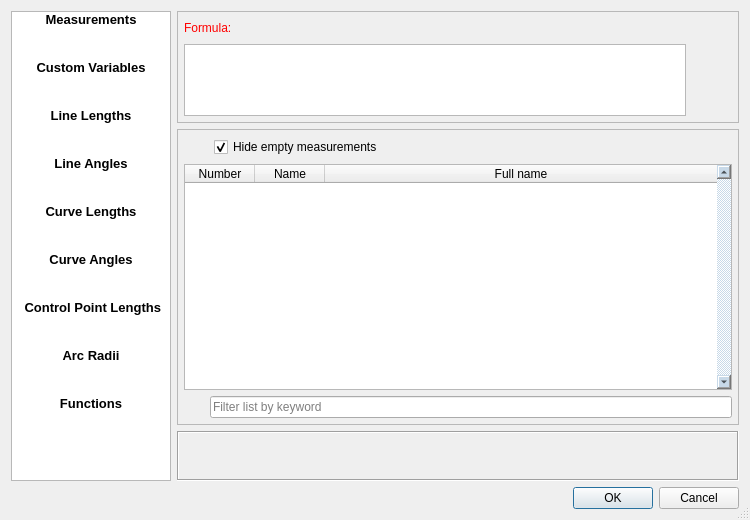
Old version of the form src/libs/vtools/dialogs/support/edit_formula_dialog.ui in the repository FashionFreedom/Seamly2D.
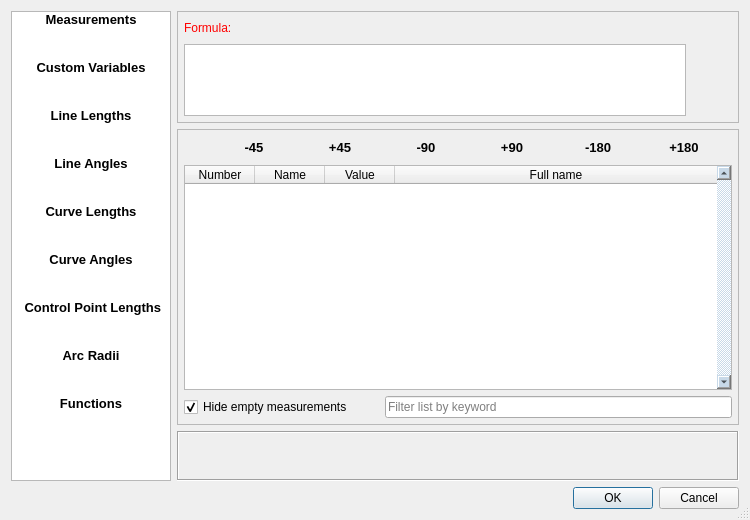
New version of the form. Icons and pictures are not drawn.

Commit message:
enhance fx dialog
add value column and additional fx insert toolbuttons

What changed in the file:
```diff
--- a/src/libs/vtools/dialogs/support/edit_formula_dialog.ui
+++ b/src/libs/vtools/dialogs/support/edit_formula_dialog.ui
@@ -559,7 +559,7 @@
               <item>
                <widget class="QPushButton" name="insert_PushButton">
                 <property name="sizePolicy">
-                 <sizepolicy hsizetype="Fixed" vsizetype="Fixed">
+                 <sizepolicy hsizetype="Fixed" vsizetype="Minimum">
                   <horstretch>0</horstretch>
                   <verstretch>0</verstretch>
                  </sizepolicy>
@@ -604,20 +604,205 @@
                </widget>
               </item>
               <item>
-               <widget class="QCheckBox" name="checkBoxHideEmpty">
+               <widget class="QPushButton" name="fx_minus_45_PushButton">
+                <property name="font">
+                 <font>
+                  <pointsize>10</pointsize>
+                  <bold>true</bold>
+                 </font>
+                </property>
+                <property name="text">
+                 <string notr="true">-45</string>
+                </property>
+                <property name="icon">
+                 <iconset resource="../../../vmisc/share/resources/icon.qrc">
+                  <normaloff>:/icon/24x24/insert_fx.png</normaloff>:/icon/24x24/insert_fx.png</iconset>
+                </property>
+                <property name="iconSize">
+                 <size>
+                  <width>24</width>
+                  <height>24</height>
+                 </size>
+                </property>
+                <property name="flat">
+                 <bool>true</bool>
+                </property>
+               </widget>
+              </item>
+              <item>
+               <widget class="QPushButton" name="fx_plus_45_PushButton">
+                <property name="font">
+                 <font>
+                  <pointsize>10</pointsize>
+                  <bold>true</bold>
+                 </font>
+                </property>
+                <property name="text">
+                 <string notr="true">+45</string>
+                </property>
+                <property name="icon">
+                 <iconset resource="../../../vmisc/share/resources/icon.qrc">
+                  <normaloff>:/icon/24x24/insert_fx.png</normaloff>:/icon/24x24/insert_fx.png</iconset>
+                </property>
+                <property name="iconSize">
+                 <size>
+                  <width>24</width>
+                  <height>24</height>
+                 </size>
+                </property>
+                <property name="flat">
+                 <bool>true</bool>
+                </property>
+               </widget>
+              </item>
+              <item>
+               <widget class="QPushButton" name="fx_minus_90_PushButton">
                 <property name="sizePolicy">
-                 <sizepolicy hsizetype="Fixed" vsizetype="Fixed">
+                 <sizepolicy hsizetype="Minimum" vsizetype="Minimum">
                   <horstretch>0</horstretch>
                   <verstretch>0</verstretch>
                  </sizepolicy>
                 </property>
-                <property name="toolTip">
-                 <string>Hides measurement variables that have no value</string>
+                <property name="maximumSize">
+                 <size>
+                  <width>16777215</width>
+                  <height>24</height>
+                 </size>
                 </property>
+                <property name="font">
+                 <font>
+                  <pointsize>10</pointsize>
+                  <bold>true</bold>
+                 </font>
+                </property>
                 <property name="text">
-                 <string>Hide empty measurements</string>
+                 <string notr="true">-90</string>
                 </property>
-                <property name="checked">
+                <property name="icon">
+                 <iconset resource="../../../vmisc/share/resources/icon.qrc">
+                  <normaloff>:/icon/32x32/insert_fx.png</normaloff>:/icon/32x32/insert_fx.png</iconset>
+                </property>
+                <property name="iconSize">
+                 <size>
+                  <width>24</width>
+                  <height>24</height>
+                 </size>
+                </property>
+                <property name="flat">
+                 <bool>true</bool>
+                </property>
+               </widget>
+              </item>
+              <item>
+               <widget class="QPushButton" name="fx_plus_90_PushButton">
+                <property name="sizePolicy">
+                 <sizepolicy hsizetype="Minimum" vsizetype="Minimum">
+                  <horstretch>0</horstretch>
+                  <verstretch>0</verstretch>
+                 </sizepolicy>
+                </property>
+                <property name="maximumSize">
+                 <size>
+                  <width>16777215</width>
+                  <height>24</height>
+                 </size>
+                </property>
+                <property name="font">
+                 <font>
+                  <pointsize>10</pointsize>
+                  <bold>true</bold>
+                 </font>
+                </property>
+                <property name="text">
+                 <string notr="true">+90</string>
+                </property>
+                <property name="icon">
+                 <iconset resource="../../../vmisc/share/resources/icon.qrc">
+                  <normaloff>:/icon/32x32/insert_fx.png</normaloff>:/icon/32x32/insert_fx.png</iconset>
+                </property>
+                <property name="iconSize">
+                 <size>
+                  <width>24</width>
+                  <height>24</height>
+                 </size>
+                </property>
+                <property name="flat">
+                 <bool>true</bool>
+                </property>
+               </widget>
+              </item>
+              <item>
+               <widget class="QPushButton" name="fx_minus_180_PushButton">
+                <property name="sizePolicy">
+                 <sizepolicy hsizetype="Minimum" vsizetype="Minimum">
+                  <horstretch>0</horstretch>
+                  <verstretch>0</verstretch>
+                 </sizepolicy>
+                </property>
+                <property name="maximumSize">
+                 <size>
+                  <width>16777215</width>
+                  <height>24</height>
+                 </size>
+                </property>
+                <property name="font">
+                 <font>
+                  <pointsize>10</pointsize>
+                  <bold>true</bold>
+                 </font>
+                </property>
+                <property name="text">
+                 <string notr="true">-180</string>
+                </property>
+                <property name="icon">
+                 <iconset resource="../../../vmisc/share/resources/icon.qrc">
+                  <normaloff>:/icon/32x32/insert_fx.png</normaloff>:/icon/32x32/insert_fx.png</iconset>
+                </property>
+                <property name="iconSize">
+                 <size>
+                  <width>24</width>
+                  <height>24</height>
+                 </size>
+                </property>
+                <property name="flat">
+                 <bool>true</bool>
+                </property>
+               </widget>
+              </item>
+              <item>
+               <widget class="QPushButton" name="fx_plus_180_PushButton">
+                <property name="sizePolicy">
+                 <sizepolicy hsizetype="Minimum" vsizetype="Minimum">
+                  <horstretch>0</horstretch>
+                  <verstretch>0</verstretch>
+                 </sizepolicy>
+                </property>
+                <property name="maximumSize">
+                 <size>
+                  <width>16777215</width>
+                  <height>24</height>
+                 </size>
+                </property>
+                <property name="font">
+                 <font>
+                  <pointsize>10</pointsize>
+                  <bold>true</bold>
+                 </font>
+                </property>
+                <property name="text">
+                 <string notr="true">+180</string>
+                </property>
+                <property name="icon">
+                 <iconset resource="../../../vmisc/share/resources/icon.qrc">
+                  <normaloff>:/icon/32x32/insert_fx.png</normaloff>:/icon/32x32/insert_fx.png</iconset>
+                </property>
+                <property name="iconSize">
+                 <size>
+                  <width>24</width>
+                  <height>24</height>
+                 </size>
+                </property>
+                <property name="flat">
                  <bool>true</bool>
                 </property>
                </widget>
@@ -686,8 +871,11 @@
                <bool>false</bool>
               </property>
               <property name="columnCount">
-               <number>3</number>
+               <number>4</number>
               </property>
+              <attribute name="horizontalHeaderMinimumSectionSize">
+               <number>70</number>
+              </attribute>
               <attribute name="horizontalHeaderDefaultSectionSize">
                <number>70</number>
               </attribute>
@@ -713,6 +901,11 @@
                 <string>Name</string>
                </property>
               </column>
+              <column>
+               <property name="text">
+                <string>Value</string>
+               </property>
+              </column>
               <column>
                <property name="text">
                 <string>Full name</string>
@@ -722,6 +915,25 @@
             </item>
             <item>
              <layout class="QHBoxLayout" name="horizontalLayout_4">
+              <item>
+               <widget class="QCheckBox" name="checkBoxHideEmpty">
+                <property name="sizePolicy">
+                 <sizepolicy hsizetype="Fixed" vsizetype="Fixed">
+                  <horstretch>0</horstretch>
+                  <verstretch>0</verstretch>
+                 </sizepolicy>
+                </property>
+                <property name="toolTip">
+                 <string>Hides measurement variables that have no value</string>
+                </property>
+                <property name="text">
+                 <string>Hide empty measurements</string>
+                </property>
+                <property name="checked">
+                 <bool>true</bool>
+                </property>
+               </widget>
+              </item>
               <item>
                <widget class="QLabel" name="label">
                 <property name="sizePolicy">
```
Left out of the diff: 3 changed lines with no effect on the pictures. The commit also changes 2 other files.
